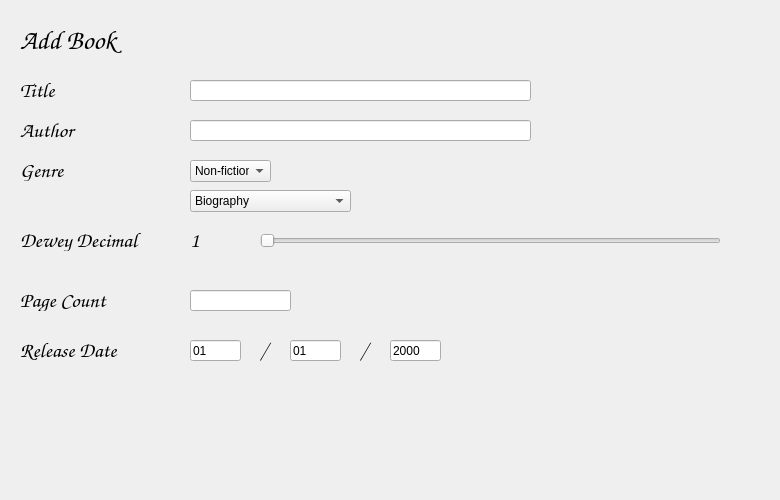
The window that addbook.ui (Frederick-Rive/CS106_LibrarySystem_GroupProject) describes before a commit, drawn with Qt 5.
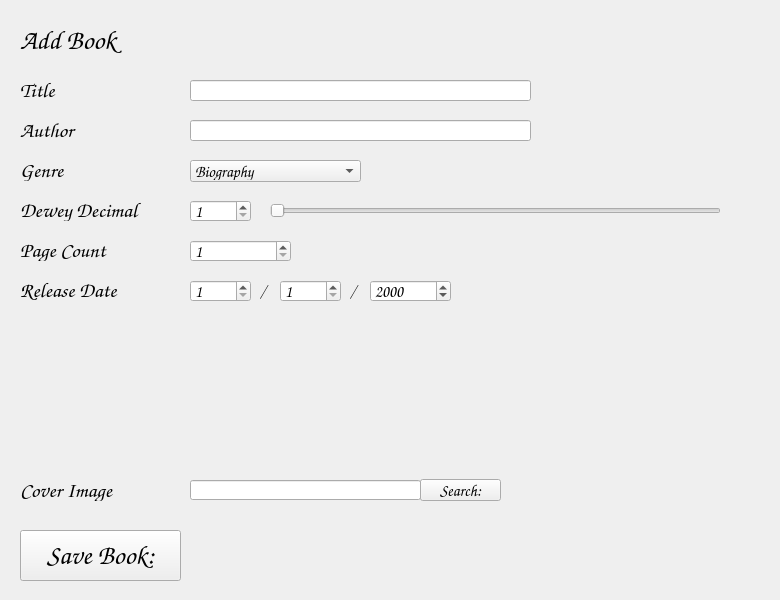
The same window after the commit.

Commit message: please comment out lines 14-16 on mainwindow.cpp if you want this to work.

```diff
--- a/addbook.ui
+++ b/addbook.ui
@@ -7,13 +7,19 @@
     <x>0</x>
     <y>0</y>
     <width>780</width>
-    <height>500</height>
+    <height>600</height>
    </rect>
   </property>
+  <property name="sizePolicy">
+   <sizepolicy hsizetype="Ignored" vsizetype="Preferred">
+    <horstretch>0</horstretch>
+    <verstretch>0</verstretch>
+   </sizepolicy>
+  </property>
   <property name="minimumSize">
    <size>
-    <width>78</width>
-    <height>48</height>
+    <width>780</width>
+    <height>600</height>
    </size>
   </property>
   <property name="windowTitle">
@@ -118,35 +124,21 @@
     <string>Genre</string>
    </property>
   </widget>
-  <widget class="QComboBox" name="fictionBox">
-   <property name="geometry">
-    <rect>
-     <x>190</x>
-     <y>160</y>
-     <width>81</width>
-     <height>22</height>
-    </rect>
-   </property>
-   <item>
-    <property name="text">
-     <string>Non-fiction</string>
-    </property>
-   </item>
-   <item>
-    <property name="text">
-     <string>Fiction</string>
-    </property>
-   </item>
-  </widget>
   <widget class="QComboBox" name="genreBox">
    <property name="geometry">
     <rect>
      <x>190</x>
-     <y>190</y>
-     <width>161</width>
+     <y>160</y>
+     <width>171</width>
      <height>22</height>
     </rect>
    </property>
+   <property name="font">
+    <font>
+     <family>Comic Sans MS</family>
+     <pointsize>12</pointsize>
+    </font>
+   </property>
    <item>
     <property name="text">
      <string>Biography</string>
@@ -182,7 +174,7 @@
    <property name="geometry">
     <rect>
      <x>20</x>
-     <y>290</y>
+     <y>240</y>
      <width>111</width>
      <height>21</height>
     </rect>
@@ -197,21 +189,11 @@
     <string>Page Count</string>
    </property>
   </widget>
-  <widget class="QLineEdit" name="pgEdit">
-   <property name="geometry">
-    <rect>
-     <x>190</x>
-     <y>290</y>
-     <width>101</width>
-     <height>21</height>
-    </rect>
-   </property>
-  </widget>
   <widget class="QLabel" name="widgetTitle_6">
    <property name="geometry">
     <rect>
      <x>20</x>
-     <y>230</y>
+     <y>200</y>
      <width>151</width>
      <height>21</height>
     </rect>
@@ -229,12 +211,18 @@
   <widget class="QSlider" name="ddSlider">
    <property name="geometry">
     <rect>
-     <x>260</x>
-     <y>230</y>
-     <width>461</width>
+     <x>270</x>
+     <y>200</y>
+     <width>451</width>
      <height>21</height>
     </rect>
    </property>
+   <property name="font">
+    <font>
+     <family>Comic Sans MS</family>
+     <pointsize>12</pointsize>
+    </font>
+   </property>
    <property name="minimum">
     <number>1</number>
    </property>
@@ -245,43 +233,11 @@
     <enum>Qt::Horizontal</enum>
    </property>
   </widget>
-  <widget class="QLabel" name="ddCounter">
-   <property name="geometry">
-    <rect>
-     <x>190</x>
-     <y>230</y>
-     <width>31</width>
-     <height>21</height>
-    </rect>
-   </property>
-   <property name="font">
-    <font>
-     <family>Comic Sans MS</family>
-     <pointsize>16</pointsize>
-    </font>
-   </property>
-   <property name="text">
-    <string>1</string>
-   </property>
-  </widget>
-  <widget class="QLineEdit" name="dayEdit">
-   <property name="geometry">
-    <rect>
-     <x>190</x>
-     <y>340</y>
-     <width>51</width>
-     <height>21</height>
-    </rect>
-   </property>
-   <property name="text">
-    <string>01</string>
-   </property>
-  </widget>
   <widget class="QLabel" name="widgetTitle_8">
    <property name="geometry">
     <rect>
      <x>20</x>
-     <y>340</y>
+     <y>280</y>
      <width>131</width>
      <height>21</height>
     </rect>
@@ -300,7 +256,7 @@
    <property name="geometry">
     <rect>
      <x>260</x>
-     <y>340</y>
+     <y>280</y>
      <width>16</width>
      <height>21</height>
     </rect>
@@ -308,31 +264,18 @@
    <property name="font">
     <font>
      <family>Comic Sans MS</family>
-     <pointsize>16</pointsize>
+     <pointsize>12</pointsize>
     </font>
    </property>
    <property name="text">
     <string>/</string>
    </property>
   </widget>
-  <widget class="QLineEdit" name="monthEdit">
-   <property name="geometry">
-    <rect>
-     <x>290</x>
-     <y>340</y>
-     <width>51</width>
-     <height>21</height>
-    </rect>
-   </property>
-   <property name="text">
-    <string>01</string>
-   </property>
-  </widget>
   <widget class="QLabel" name="widgetTitle_10">
    <property name="geometry">
     <rect>
-     <x>360</x>
-     <y>340</y>
+     <x>350</x>
+     <y>280</y>
      <width>16</width>
      <height>21</height>
     </rect>
@@ -340,24 +283,222 @@
    <property name="font">
     <font>
      <family>Comic Sans MS</family>
-     <pointsize>16</pointsize>
+     <pointsize>12</pointsize>
     </font>
    </property>
    <property name="text">
     <string>/</string>
    </property>
   </widget>
-  <widget class="QLineEdit" name="yearEdit">
+  <widget class="QLabel" name="widgetTitle_11">
    <property name="geometry">
     <rect>
-     <x>390</x>
-     <y>340</y>
-     <width>51</width>
+     <x>20</x>
+     <y>480</y>
+     <width>131</width>
      <height>21</height>
     </rect>
    </property>
+   <property name="font">
+    <font>
+     <family>Comic Sans MS</family>
+     <pointsize>16</pointsize>
+    </font>
+   </property>
    <property name="text">
-    <string>2000</string>
+    <string>Cover Image</string>
+   </property>
+  </widget>
+  <widget class="QPushButton" name="coverpathSearch">
+   <property name="geometry">
+    <rect>
+     <x>420</x>
+     <y>479</y>
+     <width>81</width>
+     <height>22</height>
+    </rect>
+   </property>
+   <property name="font">
+    <font>
+     <family>Comic Sans MS</family>
+     <pointsize>12</pointsize>
+    </font>
+   </property>
+   <property name="text">
+    <string>Search:</string>
+   </property>
+  </widget>
+  <widget class="QLineEdit" name="coverpathEntry">
+   <property name="geometry">
+    <rect>
+     <x>190</x>
+     <y>480</y>
+     <width>231</width>
+     <height>20</height>
+    </rect>
+   </property>
+   <property name="font">
+    <font>
+     <family>Comic Sans MS</family>
+     <pointsize>12</pointsize>
+    </font>
+   </property>
+  </widget>
+  <widget class="QPushButton" name="saveButton">
+   <property name="geometry">
+    <rect>
+     <x>20</x>
+     <y>530</y>
+     <width>161</width>
+     <height>51</height>
+    </rect>
+   </property>
+   <property name="font">
+    <font>
+     <family>Comic Sans MS</family>
+     <pointsize>20</pointsize>
+    </font>
+   </property>
+   <property name="text">
+    <string>Save Book:</string>
+   </property>
+  </widget>
+  <widget class="QSpinBox" name="ddCounter">
+   <property name="geometry">
+    <rect>
+     <x>190</x>
+     <y>200</y>
+     <width>61</width>
+     <height>22</height>
+    </rect>
+   </property>
+   <property name="font">
+    <font>
+     <family>Comic Sans MS</family>
+     <pointsize>12</pointsize>
+    </font>
+   </property>
+   <property name="minimum">
+    <number>1</number>
+   </property>
+   <property name="maximum">
+    <number>999</number>
+   </property>
+   <property name="value">
+    <number>1</number>
+   </property>
+  </widget>
+  <widget class="QLabel" name="coverlabel">
+   <property name="geometry">
+    <rect>
+     <x>190</x>
+     <y>310</y>
+     <width>100</width>
+     <height>160</height>
+    </rect>
+   </property>
+   <property name="text">
+    <string/>
+   </property>
+  </widget>
+  <widget class="QSpinBox" name="pgEntry">
+   <property name="geometry">
+    <rect>
+     <x>190</x>
+     <y>240</y>
+     <width>101</width>
+     <height>22</height>
+    </rect>
+   </property>
+   <property name="font">
+    <font>
+     <family>Comic Sans MS</family>
+     <pointsize>12</pointsize>
+    </font>
+   </property>
+   <property name="minimum">
+    <number>1</number>
+   </property>
+   <property name="maximum">
+    <number>9999</number>
+   </property>
+   <property name="value">
+    <number>1</number>
+   </property>
+  </widget>
+  <widget class="QSpinBox" name="dayEntry">
+   <property name="geometry">
+    <rect>
+     <x>190</x>
+     <y>280</y>
+     <width>61</width>
+     <height>22</height>
+    </rect>
+   </property>
+   <property name="font">
+    <font>
+     <family>Comic Sans MS</family>
+     <pointsize>12</pointsize>
+    </font>
+   </property>
+   <property name="minimum">
+    <number>1</number>
+   </property>
+   <property name="maximum">
+    <number>31</number>
+   </property>
+   <property name="value">
+    <number>1</number>
+   </property>
+  </widget>
+  <widget class="QSpinBox" name="monthEntry">
+   <property name="geometry">
+    <rect>
+     <x>280</x>
+     <y>280</y>
+     <width>61</width>
+     <height>22</height>
+    </rect>
+   </property>
+   <property name="font">
+    <font>
+     <family>Comic Sans MS</family>
+     <pointsize>12</pointsize>
+    </font>
+   </property>
+   <property name="minimum">
+    <number>1</number>
+   </property>
+   <property name="maximum">
+    <number>12</number>
+   </property>
+   <property name="value">
+    <number>1</number>
+   </property>
+  </widget>
+  <widget class="QSpinBox" name="yearEntry">
+   <property name="geometry">
+    <rect>
+     <x>370</x>
+     <y>280</y>
+     <width>81</width>
+     <height>22</height>
+    </rect>
+   </property>
+   <property name="font">
+    <font>
+     <family>Comic Sans MS</family>
+     <pointsize>12</pointsize>
+    </font>
+   </property>
+   <property name="minimum">
+    <number>1</number>
+   </property>
+   <property name="maximum">
+    <number>2021</number>
+   </property>
+   <property name="value">
+    <number>2000</number>
    </property>
   </widget>
  </widget>
```
Left out of the diff: 32 changed lines with no effect on the pictures. The commit also changes 12 other files.
